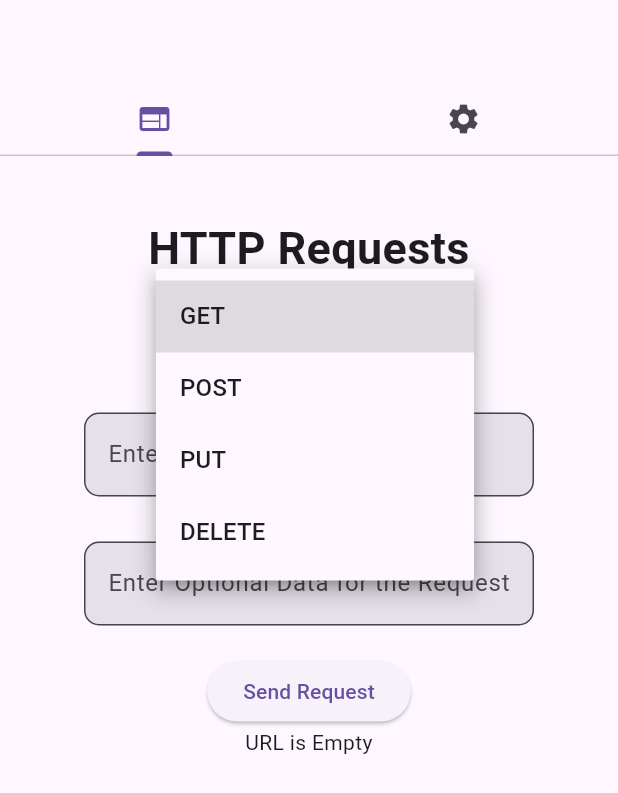
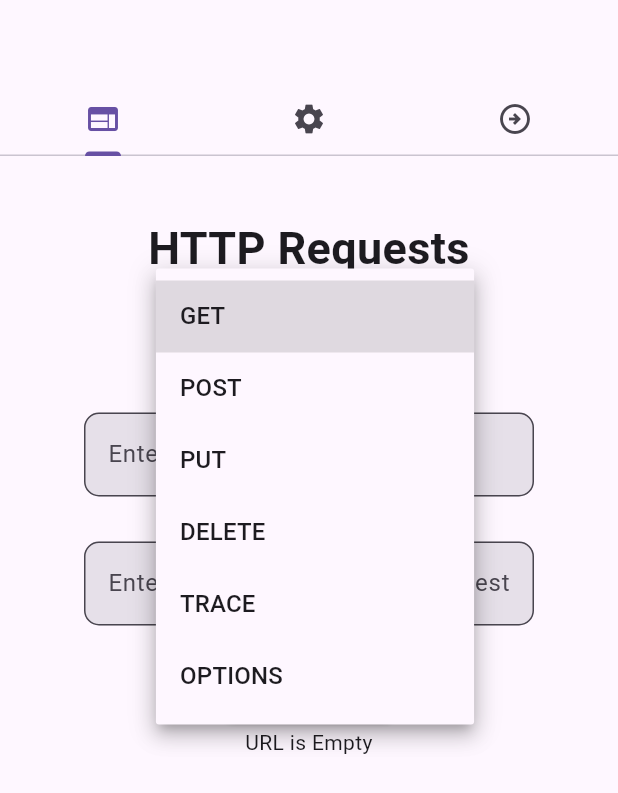
Before and after one commit to malawarecreator/request_pengui, a Flutter app: the screen it shows after launch, after a tap on "Send Request", after a tap on "GET", on a phone screen of 412 x 824 dp. Shown: the top 793 px of the screen. Run offline on Flutter 3.47's test engine with Material 3 defaults, Android fonts, the phone set to English and light mode, and no system bars.

Commit message:
request_penGUI

```diff
--- a/lib/main.dart
+++ b/lib/main.dart
@@ -13,7 +13,7 @@ class MainApp extends StatefulWidget {
 }
 
 class _MainAppState extends State<MainApp> {
-  final List<String> _request_types = ["GET", "POST", "PUT", "DELETE"];
+  final List<String> _request_types = ["GET", "POST", "PUT", "DELETE", "TRACE", "OPTIONS"];
   final _urlcontroller = TextEditingController();
   final _postdatacontroller = TextEditingController();
   final Uri gh_uri = Uri.parse("https://github.com/malawarecreator/request_pengui.git");
@@ -35,6 +35,8 @@ class _MainAppState extends State<MainApp> {
             tabs: [
               Tab(icon: Icon(Icons.web)),
               Tab(icon: Icon(Icons.settings),),
+              Tab(icon: Icon(Icons.arrow_circle_right_outlined)),
+
 
             ]
 
@@ -160,6 +162,23 @@ class _MainAppState extends State<MainApp> {
                     });
                   }
                 }
+                if (_request_type == "OPTIONS") {
+                  try {
+                    final res = await http.get(Uri.parse("192.168.1.80:8080/api?command=OPTIONS&url=${_urlcontroller.text}"));
+                    setState(() {
+                      if (res.statusCode == 200) {
+                        output_text = res.body;
+                      } else {
+                        output_text = "Error: ${res.statusCode}";
+                      }
+                    });
+                  } catch (e) {
+                    setState(() {
+                      output_text = "Error $e";
+                    });
+
+                  }
+                }
               }
 
 
@@ -170,7 +189,7 @@ class _MainAppState extends State<MainApp> {
           ),
           Column(
             children: [
-              SizedBox(height: 30,),
+              SizedBox(height: 40,),
               Text("Settings", textAlign: TextAlign.center, style: TextStyle(fontWeight: FontWeight.bold, fontSize: 30),),
               SizedBox(height: 60,),
               ElevatedButton(onPressed: () async {
@@ -178,6 +197,13 @@ class _MainAppState extends State<MainApp> {
               }, child: Text("Go to this App's GitHub", style: TextStyle(fontWeight: FontWeight.bold, fontSize: 14),),)
             ],
           ),
+          SingleChildScrollView(child: Column(
+            children: [
+              SizedBox(height: 40,),
+              Text("WebSocket Requests (UNIMPLEMENTED)"),
+
+            ],
+          ),)
         ]),
       ))
     );
```
